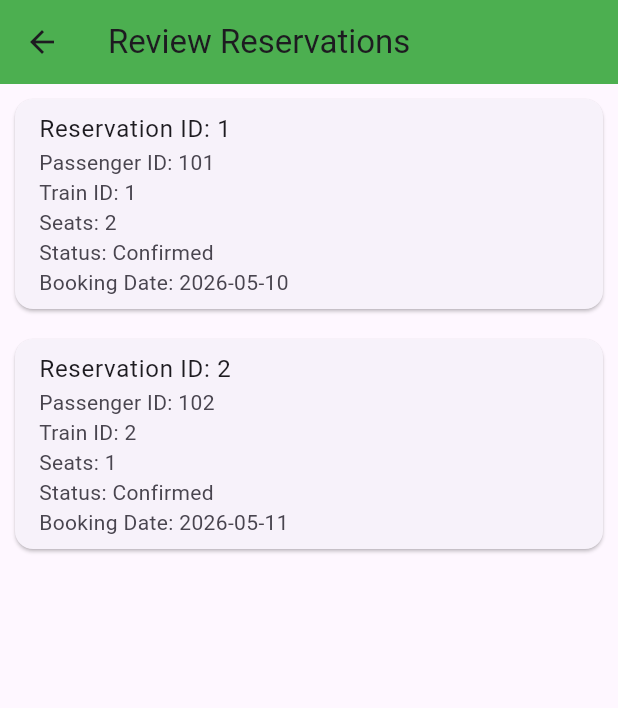
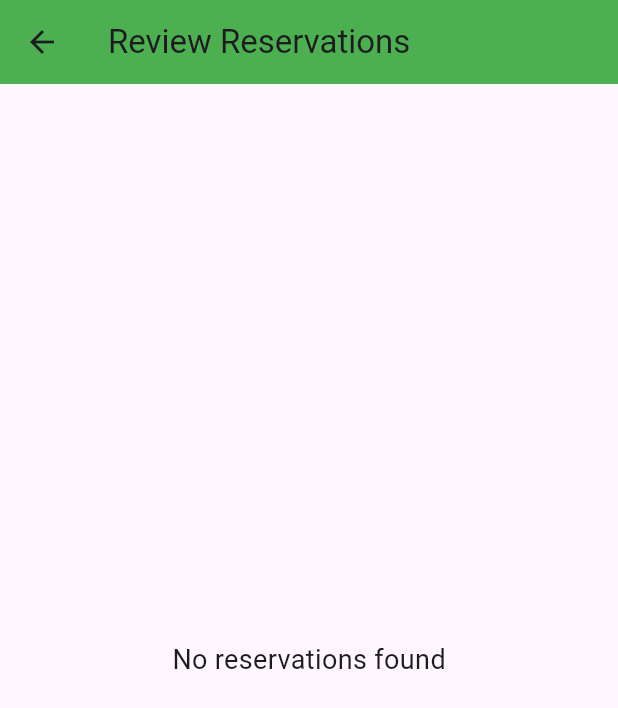
Before and after one commit to ghadhalomar-arch/Train-Reservation-System, a Flutter app: the ReviewReservationScreen screen opened by its route, on a phone screen of 412 x 824 dp. Shown: the top 708 px of the screen. Run offline on Flutter 3.47's test engine with Material 3 defaults, Android fonts, the phone set to English and light mode, and no system bars; our stand-ins replace font_awesome_flutter, google_fonts, sqflite; accounts and stored records are empty.

Commit message:
Finalize booking flow and database reset

```diff
--- a/flutter_app/lib/database/db_helper.dart
+++ b/flutter_app/lib/database/db_helper.dart
@@ -15,11 +15,11 @@ class DBHelper {
 
   Future<Database> _initDatabase() async {
     final dbPath = await getDatabasesPath();
-    final path = join(dbPath, 'train_reservation.db');
+    final path = join(dbPath, 'train_reservation_v6.db');
 
     return await openDatabase(
       path,
-      version: 3,
+      version: 4,
       onCreate: (db, version) async {
         await db.execute('''
           CREATE TABLE users (
@@ -55,23 +55,7 @@ class DBHelper {
           )
         ''');
 
-        await db.insert('Reservation', {
-          'reservationID': 1,
-          'passengerID': 101,
-          'trainID': 1,
-          'seats': 2,
-          'status': 'Confirmed',
-          'bookingDate': '2026-05-10',
-        });
 
-        await db.insert('Reservation', {
-          'reservationID': 2,
-          'passengerID': 102,
-          'trainID': 2,
-          'seats': 1,
-          'status': 'Confirmed',
-          'bookingDate': '2026-05-11',
-        });
 
         await db.insert('users', {
           'username': 'admin',
--- a/flutter_app/lib/screens/book_ticket_screen.dart
+++ b/flutter_app/lib/screens/book_ticket_screen.dart
@@ -340,7 +340,7 @@ class _BookTicketScreenState extends State<BookTicketScreen> {
                           width: double.infinity,
                           height: 54,
                           child: ElevatedButton(
-                            onPressed: bookReservation,
+                            onPressed:bookReservation,
                             style: ElevatedButton.styleFrom(
                               backgroundColor: const Color(0xFF1E73E8),
                               foregroundColor: Colors.white,
```
